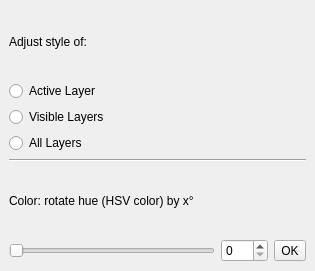
First picture: the form in adjust_style_dockwidget_base.ui, repository florianneukirchen/qgis_adjust_style, before the edit.
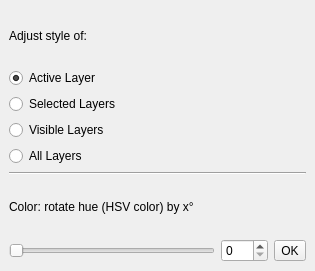
Second picture: the form after the edit.

Commit message: Layer choice

Diff of the .ui file:
```diff
--- a/adjust_style_dockwidget_base.ui
+++ b/adjust_style_dockwidget_base.ui
@@ -25,14 +25,30 @@
        </widget>
       </item>
       <item>
-       <widget class="QRadioButton" name="radioButton">
+       <widget class="QRadioButton" name="radioActiveLayer">
         <property name="text">
          <string>Active Layer</string>
         </property>
+        <property name="checked">
+         <bool>true</bool>
+        </property>
+        <attribute name="buttonGroup">
+         <string notr="true">buttonGroup</string>
+        </attribute>
        </widget>
       </item>
       <item>
-       <widget class="QRadioButton" name="radioButton_2">
+       <widget class="QRadioButton" name="radioButton">
+        <property name="text">
+         <string>Selected Layers</string>
+        </property>
+        <attribute name="buttonGroup">
+         <string notr="true">buttonGroup</string>
+        </attribute>
+       </widget>
+      </item>
+      <item>
+       <widget class="QRadioButton" name="radioVisibleLayers">
         <property name="text">
          <string>Visible Layers</string>
         </property>
```
Left out of the diff: 11 changed lines with no effect on the pictures. The commit also changes 8 other files.
